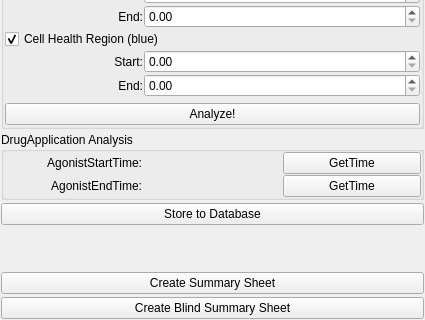
Qt form acq4/analysis/modules/PairedPulseAnalyzer/PPControlTemplate.ui (travis-open/acq4) before a commit; both pictures show x 0 to 425 and y 431 to 751 of the 425 by 751 pixel window.
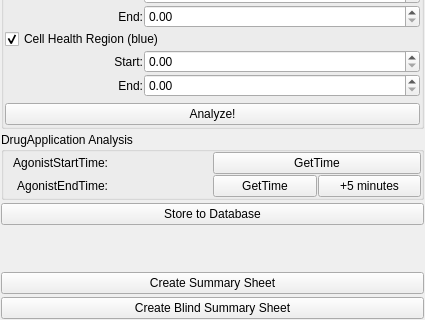
The same form after that commit. Custom widgets are drawn as their Qt base class.

Commit message: added way to record drug application time in database

Patch:
```diff
--- a/acq4/analysis/modules/PairedPulseAnalyzer/PPControlTemplate.ui
+++ b/acq4/analysis/modules/PairedPulseAnalyzer/PPControlTemplate.ui
@@ -248,21 +248,7 @@
         </property>
        </widget>
       </item>
-      <item row="0" column="1">
-       <widget class="QLabel" name="agonistStartLabel">
-        <property name="text">
-         <string/>
-        </property>
-       </widget>
-      </item>
-      <item row="1" column="1">
-       <widget class="QLabel" name="label_12">
-        <property name="text">
-         <string/>
-        </property>
-       </widget>
-      </item>
-      <item row="0" column="2">
+      <item row="0" column="2" colspan="2">
        <widget class="QPushButton" name="agonistStartBtn">
         <property name="text">
          <string>GetTime</string>
@@ -276,6 +262,27 @@
         </property>
        </widget>
       </item>
+      <item row="1" column="3">
+       <widget class="QPushButton" name="fiveMinuteBtn">
+        <property name="text">
+         <string>+5 minutes</string>
+        </property>
+       </widget>
+      </item>
+      <item row="0" column="1">
+       <widget class="QLabel" name="agonistStartLabel">
+        <property name="text">
+         <string/>
+        </property>
+       </widget>
+      </item>
+      <item row="1" column="1">
+       <widget class="QLabel" name="agonistEndLabel">
+        <property name="text">
+         <string/>
+        </property>
+       </widget>
+      </item>
      </layout>
     </widget>
    </item>
```
The commit also changes 2 other files.
